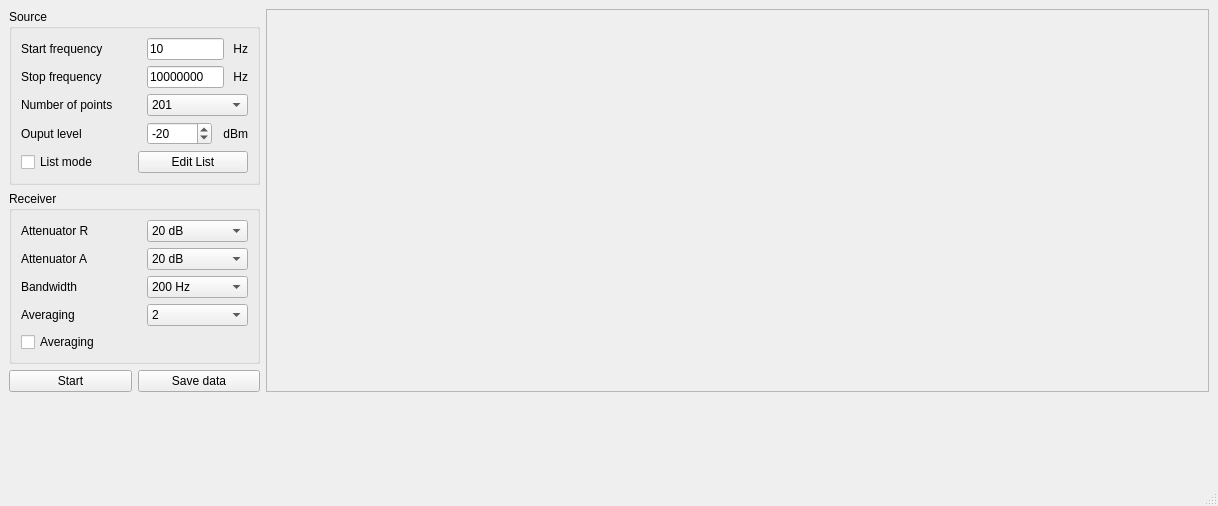
This is mainwindow.ui in derlucae98/8751A_loop_gain_phase_gui as Qt 5 draws it before an edit. The edited form follows.
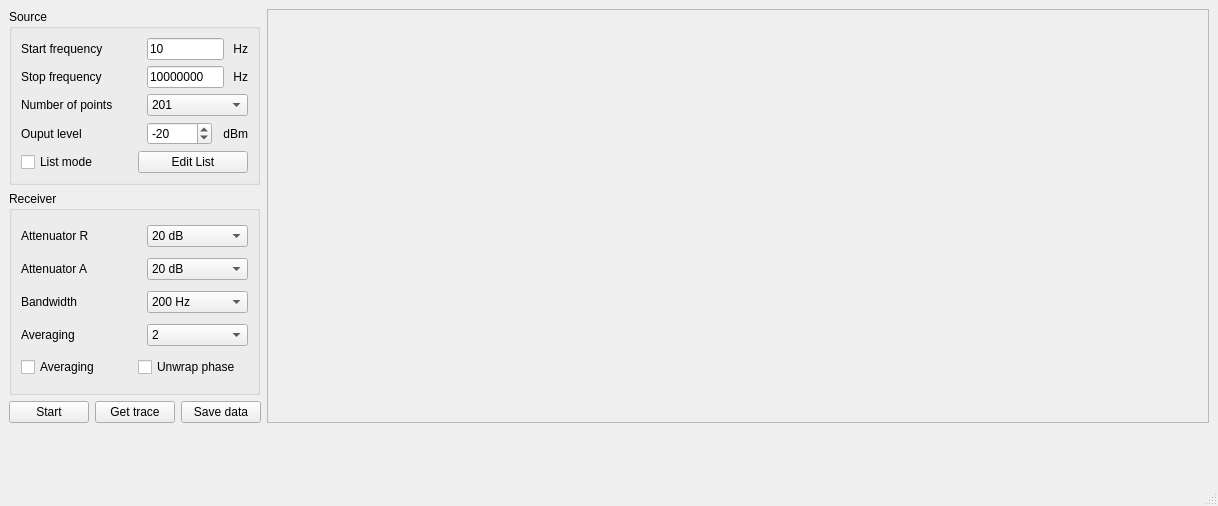
This is the edited form.

Diff of the .ui file:
```diff
--- a/mainwindow.ui
+++ b/mainwindow.ui
@@ -242,6 +242,12 @@
       </item>
       <item>
        <widget class="QGroupBox" name="grpReceive">
+        <property name="minimumSize">
+         <size>
+          <width>0</width>
+          <height>204</height>
+         </size>
+        </property>
         <property name="maximumSize">
          <size>
           <width>251</width>
@@ -448,12 +454,23 @@
           </layout>
          </item>
          <item row="4" column="0">
+          <layout class="QHBoxLayout" name="horizontalLayout_11">
+           <item>
           <widget class="QCheckBox" name="avgEn">
            <property name="text">
             <string>Averaging</string>
            </property>
           </widget>
          </item>
+           <item>
+            <widget class="QCheckBox" name="unwrapPhase">
+             <property name="text">
+              <string>Unwrap phase</string>
+             </property>
+            </widget>
+           </item>
+          </layout>
+         </item>
         </layout>
        </widget>
       </item>
@@ -475,6 +492,13 @@
           </property>
          </widget>
         </item>
+        <item>
+         <widget class="QPushButton" name="btnGetTrace">
+          <property name="text">
+           <string>Get trace</string>
+          </property>
+         </widget>
+        </item>
         <item>
          <widget class="QPushButton" name="btnSave">
           <property name="text">
```
Left out of the diff: 3 changed lines with no effect on the pictures. Lines whose indentation alone changed are shown as unchanged.
